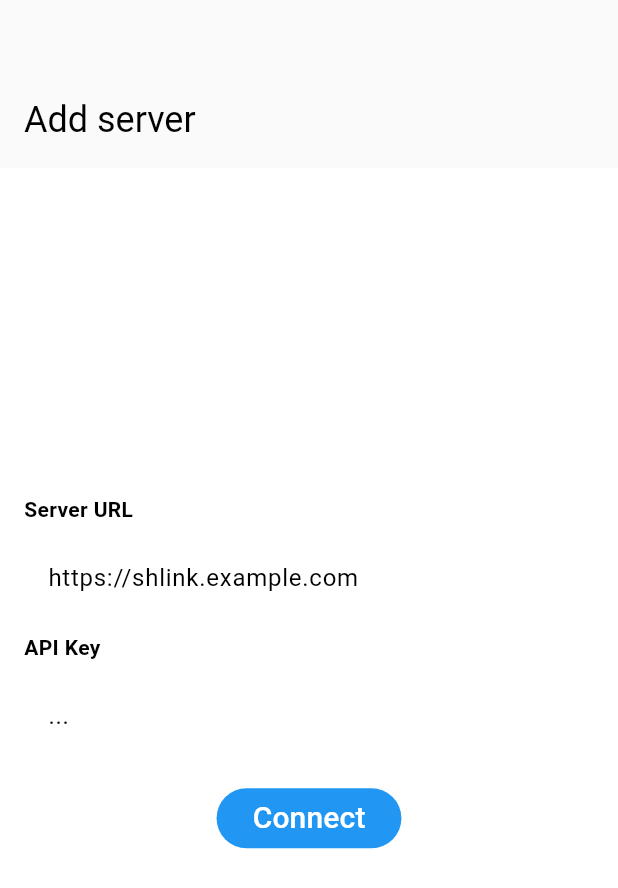
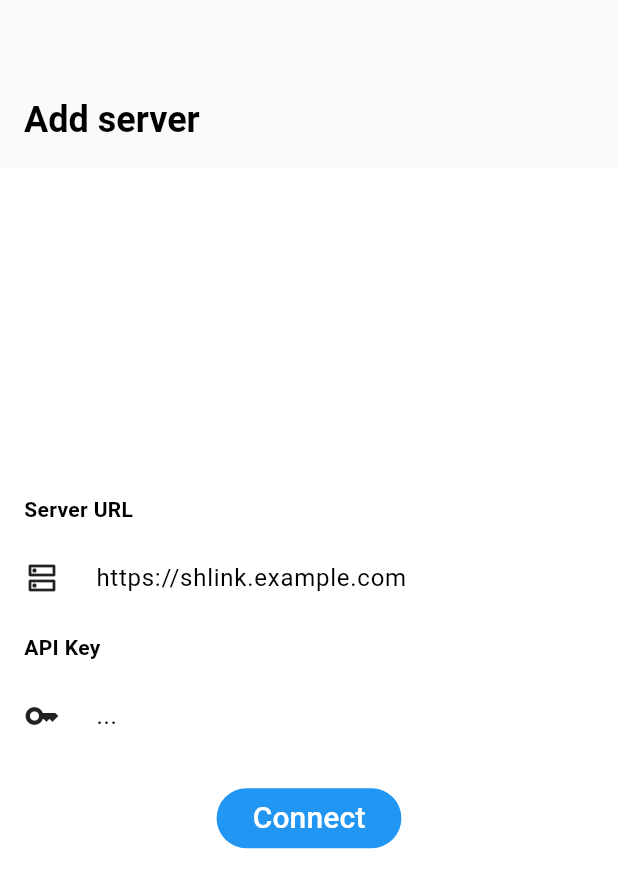
Before and after one commit to rainloreley/shlink-manager, a Flutter app: the screen it shows after launch, on a phone screen of 412 x 824 dp. Shown: the top 888 px of the screen. Run offline on Flutter 3.47's test engine with Material 2 defaults, Android fonts, the phone set to English and light mode, and no system bars; drawn by our look-alikes of dynamic_color; our stand-ins replace dartz, flutter_secure_storage, qr_flutter.

Commit message:
added logout feature

```diff
--- a/lib/API/ServerManager.dart
+++ b/lib/API/ServerManager.dart
@@ -25,6 +25,12 @@ class ServerManager {
   Future<bool> checkLogin() async {
     await _loadCredentials();
     return (_server_url != null);
+  }
+
+  Future<void> logOut() async {
+    const storage = FlutterSecureStorage();
+    await storage.delete(key: "shlink_url");
+    await storage.delete(key: "shlink_apikey");
   }
 
   Future<void> _loadCredentials() async {
--- a/lib/LoginView.dart
+++ b/lib/LoginView.dart
@@ -62,7 +62,7 @@ class _LoginViewState extends State<LoginView> {
       body: CustomScrollView(
         slivers: [
           SliverAppBar.medium(
-              title: const Text("Add server")
+              title: const Text("Add server", style: TextStyle(fontWeight: FontWeight.bold))
           ),
           SliverFillRemaining(
             child: Padding(
@@ -73,19 +73,29 @@ class _LoginViewState extends State<LoginView> {
                 children: [
                   const Padding(padding: EdgeInsets.only(bottom: 8),
                       child: Text("Server URL", style: TextStyle(fontWeight: FontWeight.bold),)),
-                  TextField(
+                  Row(
+                    children: [
+                      Icon(Icons.dns_outlined),
+                      SizedBox(width: 8),
+                      Expanded(child: TextField(
                         controller: _server_url_controller,
                         keyboardType: TextInputType.url,
                         decoration: const InputDecoration(
                             border: OutlineInputBorder(),
                             labelText: "https://shlink.example.com"
                         ),
+                      ))
+                    ],
                   ),
                   const Padding(
                     padding: EdgeInsets.only(top: 8, bottom: 8),
                     child: Text("API Key", style: TextStyle(fontWeight: FontWeight.bold)),
                   ),
-                  TextField(
+                  Row(
+                    children: [
+                      Icon(Icons.key),
+                      SizedBox(width: 8),
+                      Expanded(child: TextField(
                         controller: _apikey_controller,
                         keyboardType: TextInputType.text,
                         obscureText: true,
@@ -93,6 +103,8 @@ class _LoginViewState extends State<LoginView> {
                             border: OutlineInputBorder(),
                             labelText: "..."
                         ),
+                      ))
+                    ],
                   ),
                   Padding(
                     padding: const EdgeInsets.only(top: 16),
--- a/lib/ShortURLEditView.dart
+++ b/lib/ShortURLEditView.dart
@@ -169,7 +169,7 @@ class _ShortURLEditViewState extends State<ShortURLEditView> with SingleTickerPr
                               });
 
                             },
-                            icon: Icon(randomSlug ? Icons.casino : Icons.casino_outlined, color: randomSlug ? Colors.green : Theme.of(context).primaryColor,)
+                            icon: Icon(randomSlug ? Icons.casino : Icons.casino_outlined, color: randomSlug ? Colors.green : Colors.grey)
                         ),
                       )
                     ],
--- a/lib/URLDetailView.dart
+++ b/lib/URLDetailView.dart
@@ -160,7 +160,7 @@ class _ListCellState extends State<_ListCell> {
                       padding: EdgeInsets.only(right: 4),
                       child: SizedBox(
                         width: 20,
-                        height: 8,
+                        height: 6,
                         child: Container(
                           decoration: BoxDecoration(
                             borderRadius: BorderRadius.circular(8),
@@ -182,7 +182,7 @@ class _ListCellState extends State<_ListCell> {
               else if (widget.content is DateTime)
                 Text(DateFormat('yyyy-MM-dd - HH:mm').format(widget.content))
               else
-                Text("N/A")
+                const Text("N/A")
             ],
           ),
         ),
--- a/lib/main.dart
+++ b/lib/main.dart
@@ -37,7 +37,7 @@ class MyApp extends StatelessWidget {
               foregroundColor: Colors.white,
               elevation: 0,
             ),
-            colorScheme: darkColorScheme?.copyWith(background: Colors.black, primary: Colors.blue) ?? _defaultDarkColorScheme,
+            colorScheme: darkColorScheme?.copyWith(background: Colors.black) ?? _defaultDarkColorScheme,
             useMaterial3: true,
           ),
           /*theme: ThemeData(
```
Also changed, not shown: lib/HomeView.dart (+20 -0 lines). Lines whose indentation alone changed are shown as unchanged.
